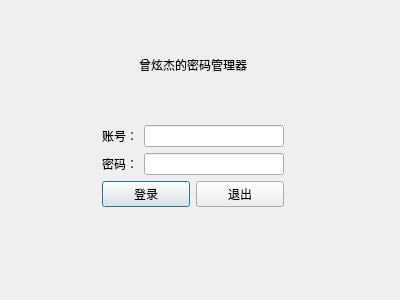
The window that loginwindow.ui (23ye/FinalLab) describes before a commit, drawn with Qt 5.
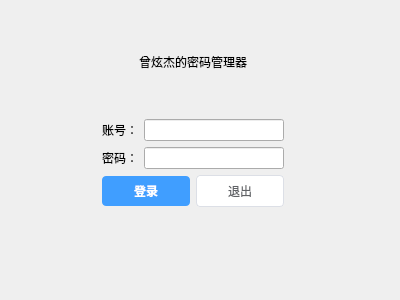
The same window after the commit.

Patch:
```diff
--- a/loginwindow.ui
+++ b/loginwindow.ui
@@ -13,6 +13,32 @@
   <property name="windowTitle">
    <string>Dialog</string>
   </property>
+  <property name="styleSheet">
+   <string notr="true">
+QPushButton {
+            border: 1px solid #dcdfe6;
+            border-radius: 4px;
+            padding: 6px 12px;
+            background-color: #ffffff;
+            color: #606266;
+        }
+QPushButton:hover {
+            background-color: #f5f7fa;
+            color: #409eff;
+        }
+QPushButton#btnLogin {
+            background-color: #409eff;
+            color: white;
+            border: none;
+            font-weight: bold;
+        }
+        QPushButton#btnLogin:hover {
+            background-color: #66b1ff;
+        }
+        QPushButton#btnLogin:pressed {
+            background-color: #3a8ee6;
+        }</string>
+  </property>
   <layout class="QGridLayout" name="gridLayout">
    <item row="2" column="1">
     <widget class="QLabel" name="label_3">
```
